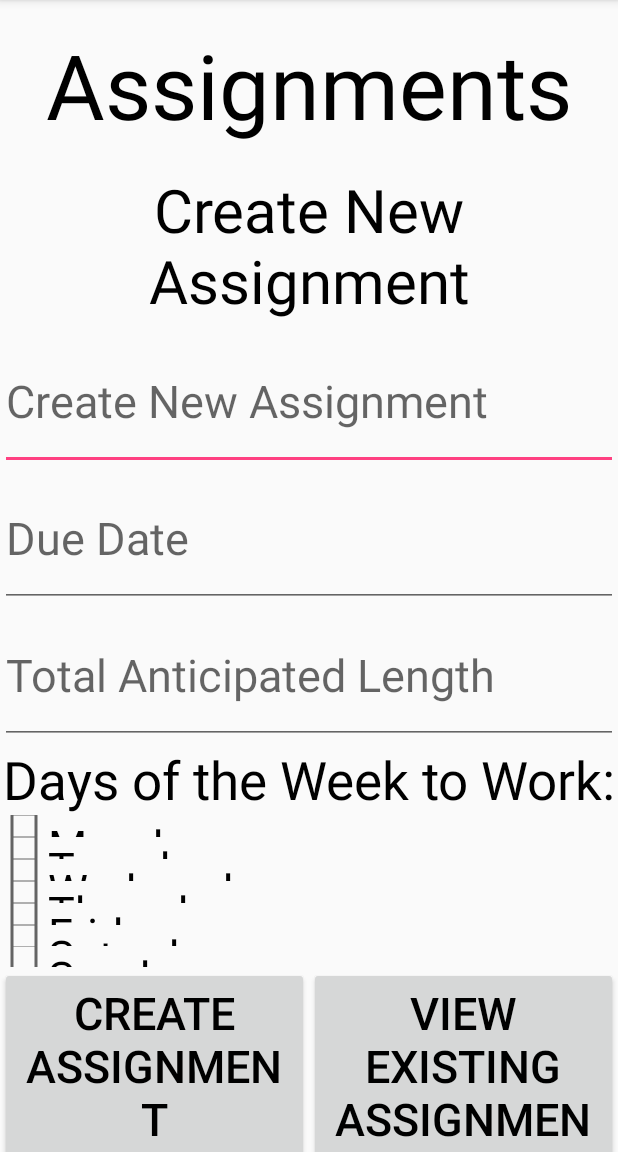
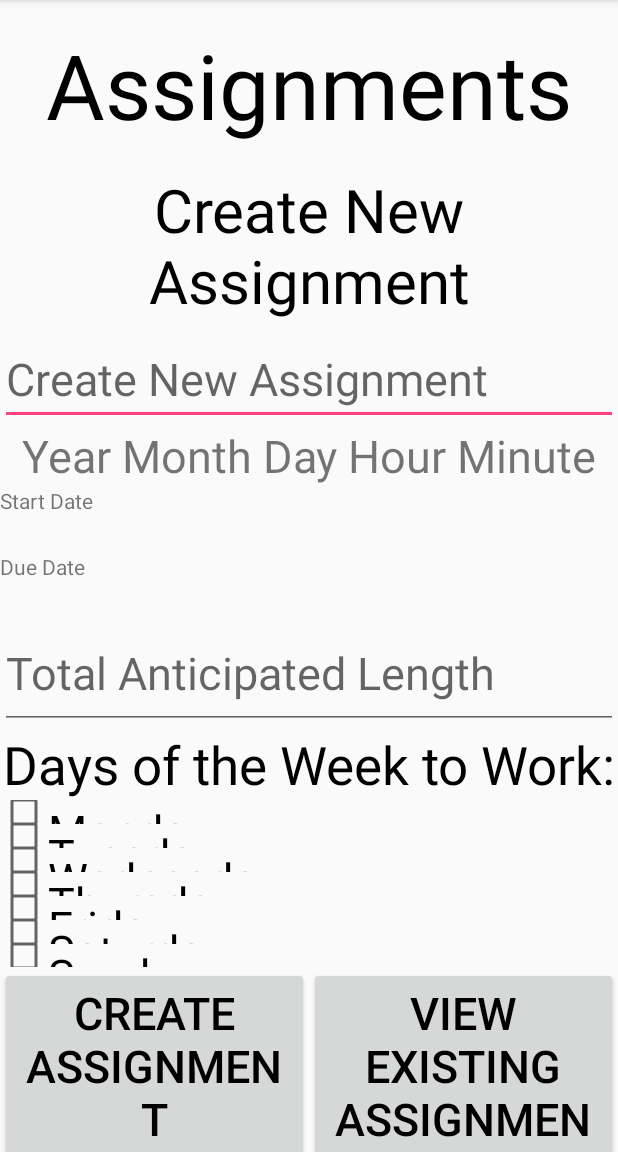
Before and after one commit to AMPITUP19/Productify, an Android app: the Assignment screen opened directly, with no data from a screen before it, on a phone screen of 412 x 824 dp, the part 84-1236 px from its top. Run offline under Robolectric (Android 15) with nearby library versions, the phone set to English and light mode, and no system bars.

Commit message:
activity assignment

```diff
--- a/app/src/main/res/layout/activity_assignment.xml
+++ b/app/src/main/res/layout/activity_assignment.xml
@@ -66,25 +66,39 @@
         <EditText
             android:id="@+id/assignmentName"
             android:layout_width="match_parent"
-            android:layout_height="91dp"
+            android:layout_height="wrap_content"
             android:ems="10"
             android:hint="@string/newAssign"
             android:inputType="text"
             android:textSize="30sp" />
 
-        <EditText
-            android:id="@+id/assignmentDueDate"
+        <TextView
+            android:id="@+id/tableTop"
             android:layout_width="match_parent"
-            android:layout_height="91dp"
-            android:ems="10"
-            android:hint="@string/assignDate"
-            android:inputType="datetime|date|time"
+            android:layout_height="wrap_content"
+            android:text="@string/tableTop"
+            android:textAlignment="center"
             android:textSize="30sp" />
+
+        <TextView
+            android:id="@+id/startDateText"
+            android:layout_width="625dp"
+            android:layout_height="44dp"
+            android:text="@string/startDateText"
+            tools:textSize="30sp" />
+            android:textSize="30sp"/>
+
+        <TextView
+            android:id="@+id/EndDateText"
+            android:layout_width="match_parent"
+            android:layout_height="44dp"
+            android:text="@string/endDateText"
+            tools:textSize="30sp" />
 
         <EditText
             android:id="@+id/assignmentLength"
             android:layout_width="match_parent"
-            android:layout_height="91dp"
+            android:layout_height="74dp"
             android:ems="10"
             android:hint="@string/assignLength"
             android:inputType="number"
--- a/app/src/main/res/values/strings.xml
+++ b/app/src/main/res/values/strings.xml
@@ -27,4 +27,7 @@
     <string name="accesscalendar">Access Calendar</string>
     <string name="timesToWorkText"> Times To Work </string>
     <string name="preview">Preview</string>
+    <string name="startDateText">Start Date</string>
+    <string name="endDateText">Due Date</string>
+    <string name="tableTop">Year Month Day Hour Minute</string>
 </resources>
```
